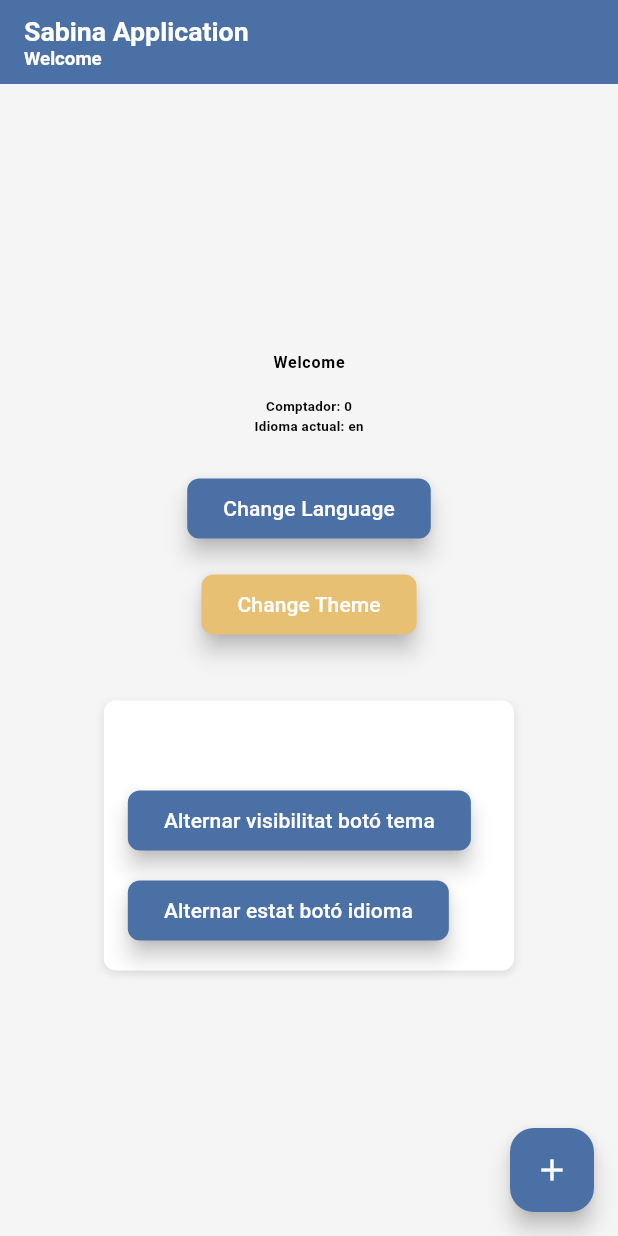
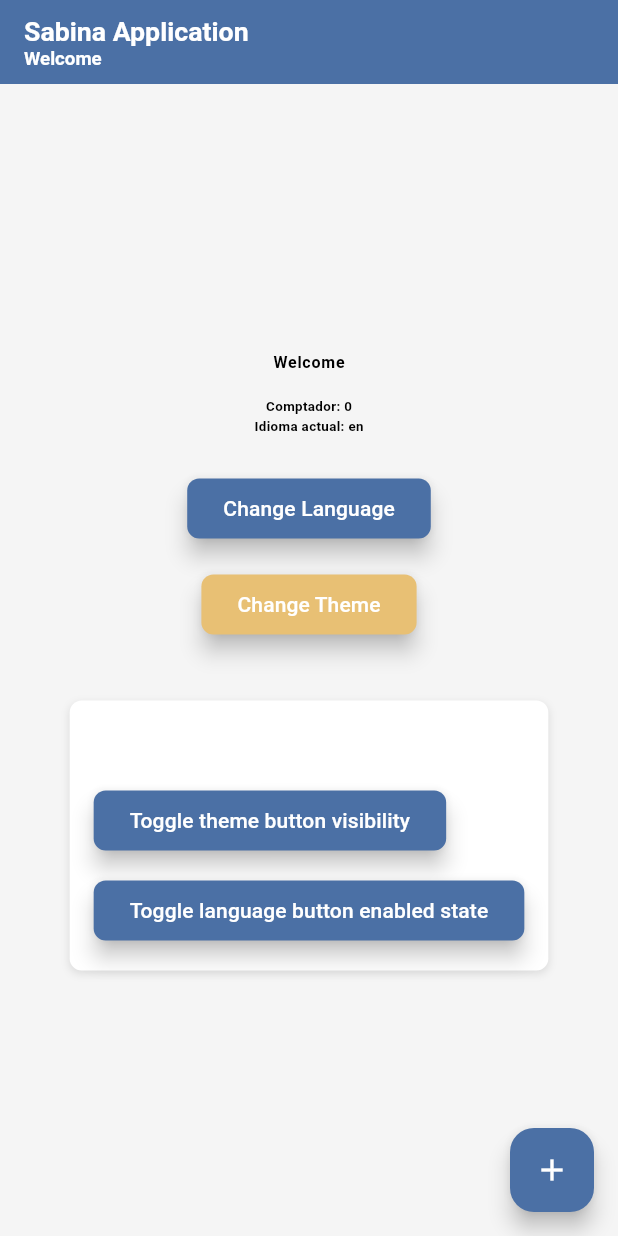
Before and after one commit to Jibort/ld_wbench5, a Flutter app: the screen it shows after launch, on a phone screen of 412 x 824 dp. Run offline on Flutter 3.47's test engine with Material 3 defaults, Android fonts, the phone set to English and light mode, and no system bars; our stand-ins replace flutter_screenutil.

Commit message:
Teceres proves de canvi d'idioma, visibilitat, focus i disponibilidad de Widgets (2).

```diff
--- a/lib/core/ld_model_abs.dart
+++ b/lib/core/ld_model_abs.dart
@@ -39,7 +39,7 @@ with     LdTaggableMixin {
 
     // Si hi ha un observador, notifica-li del canvi
     if (_obs != null) {
-      _obs!.onModelChanged(() {});
+      _obs!.onModelChanged(action);
       Debug.info("$tag: Canvi notificat a l'observador");
     } else {
       Debug.info("$tag: Canvi en el model sense observador");
--- a/lib/services/L.dart
+++ b/lib/services/L.dart
@@ -19,6 +19,8 @@ with  LdTaggableMixin {
   static const String sWelcome = "sWelcome";
   static const String sChangeLanguage = "sChangeLanguage";
   static const String sChangeTheme = "sChangeTheme";
+  static const String sToggleThemeButtonVisibility = "sToggleThemeButtonVisibility";
+  static const String sToggleLanguageButtonEnabled = "sToggleLanguageButtonEnabled";
 
   /// Instància singleton
   static final L _inst = L._();
@@ -76,7 +78,8 @@ with  LdTaggableMixin {
     s._currentLocale = Locale(languageCode);
     Debug.info("${s.tag}: Idioma canviat de ${oldLocale?.languageCode ?? 'null'} a $languageCode");
 
-    // Notifica del canvi d'idioma
+    // Notifica del canvi d'idioma amb un sol event
+    // Aquest event hauria de ser suficient per actualitzar tota l'aplicació
     EventBus.s.emit(LdEvent(
       eType: EventType.languageChanged,
       srcTag: s.tag,
@@ -84,12 +87,6 @@ with  LdTaggableMixin {
         mfOldLocale: oldLocale?.languageCode,
         mfNewLocale: s._currentLocale!.languageCode,
       },
-    ));
-
-    // NOVA línia: Emetre event de reconstrucció global
-    EventBus.s.emit(LdEvent(
-      eType: EventType.rebuildUI,
-      srcTag: s.tag,
     ));
   }
 
@@ -104,6 +101,8 @@ with  LdTaggableMixin {
       sWelcome: "Benvingut/da",
       sChangeLanguage: "Canvia l'Idioma",
       sChangeTheme: "Canvia el Tema",
+      sToggleThemeButtonVisibility: "Alternar visibilitat botó tema",
+      sToggleLanguageButtonEnabled: "Alternar estat botó idioma",
     };
 
     // Espanyol
@@ -113,6 +112,8 @@ with  LdTaggableMixin {
       sWelcome: "Bienvenido/a",
       sChangeLanguage: "Cambiar Idioma",
       sChangeTheme: "Cambiar Tema",
+      sToggleThemeButtonVisibility: "Alternar visibilidad botón tema",
+      sToggleLanguageButtonEnabled: "Alternar estado botón idioma",
     };
 
     // Anglès
@@ -122,6 +123,8 @@ with  LdTaggableMixin {
       sWelcome: "Welcome",
       sChangeLanguage: "Change Language",
       sChangeTheme: "Change Theme",
+      sToggleThemeButtonVisibility: "Toggle theme button visibility",
+      sToggleLanguageButtonEnabled: "Toggle language button enabled state",
     };
   }
 
--- a/lib/ui/app/sabina_app_ctrl.dart
+++ b/lib/ui/app/sabina_app_ctrl.dart
@@ -19,7 +19,9 @@ import 'package:ld_wbench5/utils/debug.dart';
 import 'package:ld_wbench5/utils/once_set.dart';
 
 /// Controlador principal de l'aplicació
-class SabinaAppCtrl extends State<SabinaApp> with WidgetsBindingObserver {
+class   SabinaAppCtrl
+extends State<SabinaApp>
+with    WidgetsBindingObserver {
   /// Referència a la instància de l'aplicació.
   final OnceSet<SabinaApp> _app = OnceSet<SabinaApp>();
 
@@ -75,20 +77,11 @@ class SabinaAppCtrl extends State<SabinaApp> with WidgetsBindingObserver {
       });
     }
 
-    // Gestionar canvi d'idioma
-    if (event.eType == EventType.languageChanged) {
+    // Gestionar canvi d'idioma o reconstrucció global
+    if (event.eType == EventType.languageChanged || event.eType == EventType.rebuildUI) {
       setState(() {
         _languageChanged = true;
-        Debug.info("SabinaApp: Reconstruint l'aplicació per canvi d'idioma");
-      });
-    }
-
-    // Gestionar reconstrucció global de la UI
-    if (event.eType == EventType.rebuildUI) {
-      setState(() {
-        // JAB_Q: ???
-        _languageChanged = true;
-        Debug.info("SabinaApp: Reconstruint l'aplicació completa");
+        Debug.info("SabinaApp: Reconstruint l'aplicació per canvi d'${event.eType == EventType.languageChanged ? 'idioma' : 'event global'}");
       });
     }
   }
@@ -108,13 +101,8 @@ class SabinaAppCtrl extends State<SabinaApp> with WidgetsBindingObserver {
   }
 
   @override
-  Widget build(BuildContext context) {
+  Widget build(BuildContext pBCtx) {
     Debug.info("SabinaApp: Construint aplicació. Tema: $_themeMode, Idioma canviat: $_languageChanged");
-
-    // Si s'ha canviat l'idioma, reiniciem el flag
-    if (_languageChanged) {
-      _languageChanged = false;
-    }
 
     return ScreenUtilInit(
       designSize: designSize,
@@ -124,14 +112,27 @@ class SabinaAppCtrl extends State<SabinaApp> with WidgetsBindingObserver {
         // Ara ScreenUtil ja està preparat
         _themeMode = ThemeService.s.themeMode;
 
-        return MaterialApp(
-          title: L.sSabina.tx,
+        final app = MaterialApp(
+          title: L.sSabina.tx, // Asegurarnos de que siempre use la función tx
           debugShowCheckedModeBanner: false,
           theme: ThemeService.s.lightTheme,
           darkTheme: ThemeService.s.darkTheme,
           themeMode: _themeMode,
           home: child ?? TestPage(),
         );
+
+        // Reiniciamos el flag después de construir la UI
+        if (_languageChanged) {
+          // Usar un post-frame callback para asegurar que el flag se reinicie después de la reconstrucción
+          WidgetsBinding.instance.addPostFrameCallback((_) {
+            setState(() {
+              _languageChanged = false;
+              Debug.info("SabinaApp: Flag de canvi d'idioma reiniciat després de la reconstrucció");
+            });
+          });
+        }
+
+        return app;
       }
     );
   }
--- a/lib/ui/pages/test_page/test_page_ctrl.dart
+++ b/lib/ui/pages/test_page/test_page_ctrl.dart
@@ -6,7 +6,6 @@
 // Updated: 2025/05/03 ds. CLA
 
 import 'package:flutter/material.dart';
-import 'package:ld_wbench5/core/event_bus/event_bus.dart';
 
 import 'package:ld_wbench5/core/event_bus/ld_event.dart';
 import 'package:ld_wbench5/core/ld_page/ld_page_abs.dart';
@@ -62,33 +61,26 @@ extends LdPageCtrl<TestPage> {
   void onEvent(LdEvent event) {
     Debug.info("$tag: Event rebut: ${event.eType.name}");
 
-    if (event.eType == EventType.rebuildUI) {
+    // Actualizar modelo cuando cambia el idioma
+    if (event.eType == EventType.languageChanged) {
+      String? newLocale = event.eData[mfNewLocale] as String?;
+      Debug.info("$tag: Idioma canviat a: $newLocale");
+
+      // Actualizar los textos del modelo
+      model.updateTexts();
+
+      // Forzar reconstrucción de la UI
+      if (mounted) {
+        setState(() {
+          Debug.info("$tag: Forçant reconstrucció de la UI després del canvi d'idioma");
+        });
+      }
+    }
+    // Manejamos rebuildUI por separado
+    else if (event.eType == EventType.rebuildUI) {
       if (mounted) {
         setState(() {
           Debug.info("$tag: Reconstruint completament");
-        });
-      }
-    } else {
-      // Actualitzar model quan canvia l'idioma
-      if (event.eType == EventType.languageChanged) {
-        String? newLocale = event.eData[mfNewLocale] as String?;
-        Debug.info("$tag: Idioma canviat a: $newLocale");
-
-        // Actualitzar els textos del model
-        model.updateTexts();
-
-        // També forcem una actualització global a tota l'aplicació
-        // per assegurar-nos que tots els widgets rebin l'esdeveniment
-        EventBus.s.emit(LdEvent(
-          eType: EventType.rebuildUI,
-          srcTag: tag,
-          eData: {},
-        ));
-
-        // Forçar una reconstrucció de la UI
-        setState(() {
-          // Aquest setState() forçarà a reconstruir la UI amb els nous textos
-          Debug.info("$tag: Forçant reconstrucció de la UI després del canvi d'idioma");
         });
       }
     }
@@ -113,23 +105,6 @@ extends LdPageCtrl<TestPage> {
   void changeLanguage() {
     Debug.info("$tag: Canviant idioma");
     L.toggleLanguage();
-
-    // Com a backup, també forcem una actualització aquí per si l'esdeveniment no es rebés
-    Future.delayed(const Duration(milliseconds: 100), () {
-      model.updateTexts();
-
-      // Emetre un esdeveniment de reconstrucció de la UI per a tota l'aplicació
-      EventBus.s.emit(LdEvent(
-        eType: EventType.rebuildUI,
-        srcTag: tag,
-      ));
-
-      if (mounted) {
-        setState(() {
-          Debug.info("$tag: Forçant reconstrucció de la UI després del canvi d'idioma (backup)");
-        });
-      }
-    });
   }
 
   /// Canvia el tema entre clar i fosc
@@ -199,24 +174,25 @@ extends LdPageCtrl<TestPage> {
     // Creem els botons i guardem referència als seus controladors mitjançant keys
     final themeButton = LdButton(
       key: _themeButtonKey,
-      text: L.sChangeTheme.tx,
+      text: L.sChangeTheme.tx, // Ya usa correctamente .tx
       onPressed: changeTheme,
       backgroundColor: Theme.of(context).colorScheme.secondary,
     );
 
     final languageButton = LdButton(
       key: _languageButtonKey,
-      text: L.sChangeLanguage.tx,
+      text: L.sChangeLanguage.tx, // Ya usa correctamente .tx
       onPressed: changeLanguage,
     );
 
+    // Asegurarnos de que todos los textos estáticos usen la traducción correcta
     final toggleVisibilityButton = LdButton(
-      text: "Alternar visibilitat botó tema",
+      text: L.sToggleThemeButtonVisibility.tx,
       onPressed: toggleThemeButtonVisibility,
     );
 
     final toggleEnabledButton = LdButton(
-      text: "Alternar estat botó idioma",
+      text: L.sToggleLanguageButtonEnabled.tx,
       onPressed: toggleLanguageButtonEnabled,
     );
 
@@ -324,4 +300,5 @@ extends LdPageCtrl<TestPage> {
       ),
     );
   }
+
 }
```
Also changed, not shown: lib/ui/pages/test_page/test_page_model.dart (+7 -3 lines).
